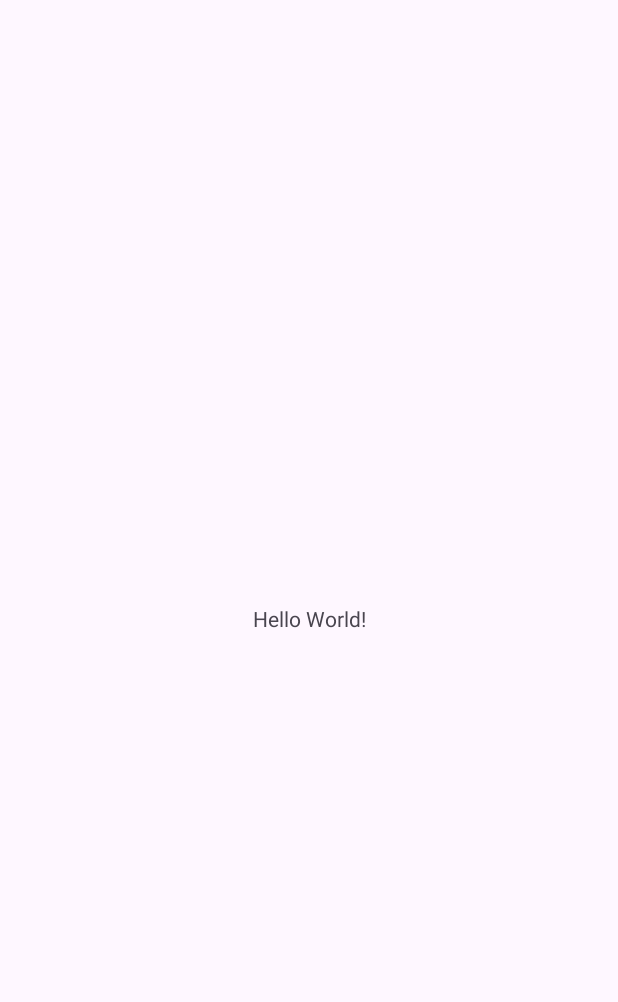
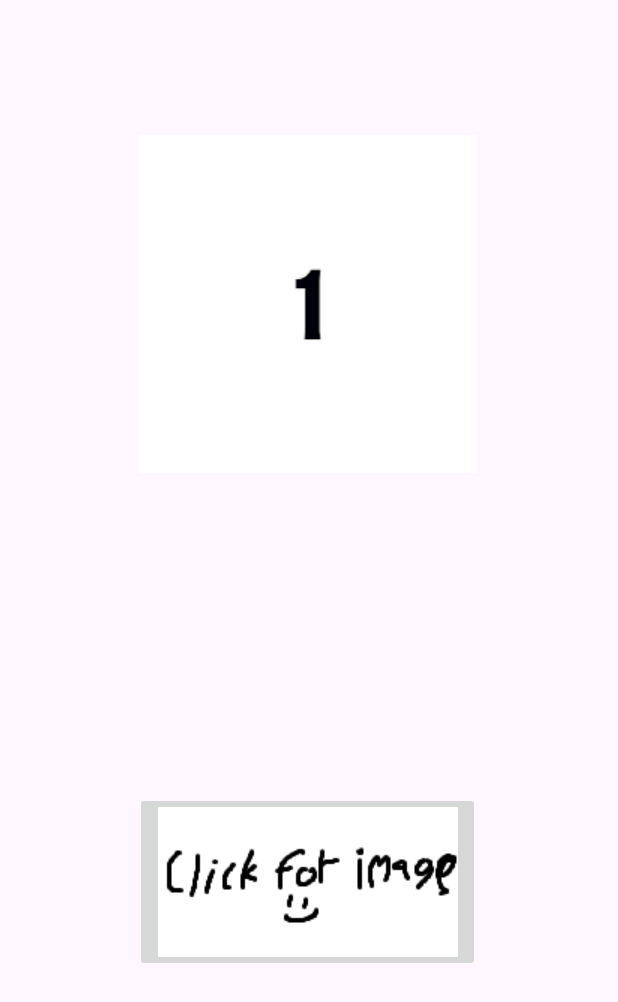
Before and after one commit to al8387/Ex0607, an Android app: the screen it shows after launch (MainActivity), on a phone screen of 412 x 824 dp. Before the commit the part shown is almost empty. Shown: the top 1002 px of the screen. Run offline under Robolectric (Android 15) with nearby library versions, the phone set to English and light mode, and no system bars.

Commit message:
finished visuals

```diff
--- a/app/src/main/java/com/example/ex0607/MainActivity.java
+++ b/app/src/main/java/com/example/ex0607/MainActivity.java
@@ -1,6 +1,7 @@
 package com.example.ex0607;
 
 import android.os.Bundle;
+import android.view.View;
 
 import androidx.activity.EdgeToEdge;
 import androidx.appcompat.app.AppCompatActivity;
@@ -13,12 +14,10 @@ public class MainActivity extends AppCompatActivity {
     @Override
     protected void onCreate(Bundle savedInstanceState) {
         super.onCreate(savedInstanceState);
-        EdgeToEdge.enable(this);
         setContentView(R.layout.activity_main);
-        ViewCompat.setOnApplyWindowInsetsListener(findViewById(R.id.main), (v, insets) -> {
-            Insets systemBars = insets.getInsets(WindowInsetsCompat.Type.systemBars());
-            v.setPadding(systemBars.left, systemBars.top, systemBars.right, systemBars.bottom);
-            return insets;
-        });
+
+    }
+
+    public void clicked(View view) {
     }
 }
--- a/app/src/main/res/layout/activity_main.xml
+++ b/app/src/main/res/layout/activity_main.xml
@@ -7,13 +7,42 @@
     android:layout_height="match_parent"
     tools:context=".MainActivity">
 
-    <TextView
+    <ImageButton
+        android:id="@+id/iB"
+        android:layout_width="0dp"
+        android:layout_height="wrap_content"
+        android:contentDescription="click for image"
+        android:onClick="clicked"
+        app:layout_constraintBottom_toBottomOf="parent"
+        app:layout_constraintEnd_toStartOf="@+id/guideline2"
+        app:layout_constraintStart_toStartOf="@+id/guideline"
+        app:layout_constraintTop_toTopOf="parent"
+        app:layout_constraintVertical_bias="0.75"
+        app:srcCompat="@drawable/click" />
+
+
+    <androidx.constraintlayout.widget.Guideline
+        android:id="@+id/guideline"
         android:layout_width="wrap_content"
         android:layout_height="wrap_content"
-        android:text="Hello World!"
+        android:orientation="vertical"
+        app:layout_constraintGuide_begin="90dp" />
+
+    <androidx.constraintlayout.widget.Guideline
+        android:id="@+id/guideline2"
+        android:layout_width="wrap_content"
+        android:layout_height="wrap_content"
+        android:orientation="vertical"
+        app:layout_constraintGuide_begin="320dp" />
+
+    <ImageView
+        android:id="@+id/iV"
+        android:layout_width="0dp"
+        android:layout_height="wrap_content"
         app:layout_constraintBottom_toBottomOf="parent"
-        app:layout_constraintEnd_toEndOf="parent"
-        app:layout_constraintStart_toStartOf="parent"
-        app:layout_constraintTop_toTopOf="parent" />
-
+        app:layout_constraintEnd_toStartOf="@+id/guideline2"
+        app:layout_constraintStart_toStartOf="@+id/guideline"
+        app:layout_constraintTop_toTopOf="parent"
+        app:layout_constraintVertical_bias="0.14999998"
+        app:srcCompat="@drawable/one" />
 </androidx.constraintlayout.widget.ConstraintLayout>
```
Also changed, not shown: app/src/main/res/drawable/click.png (added), app/src/main/res/drawable/one.png (added), app/src/main/res/drawable/three.png (added), app/src/main/res/drawable/two.png (added).
